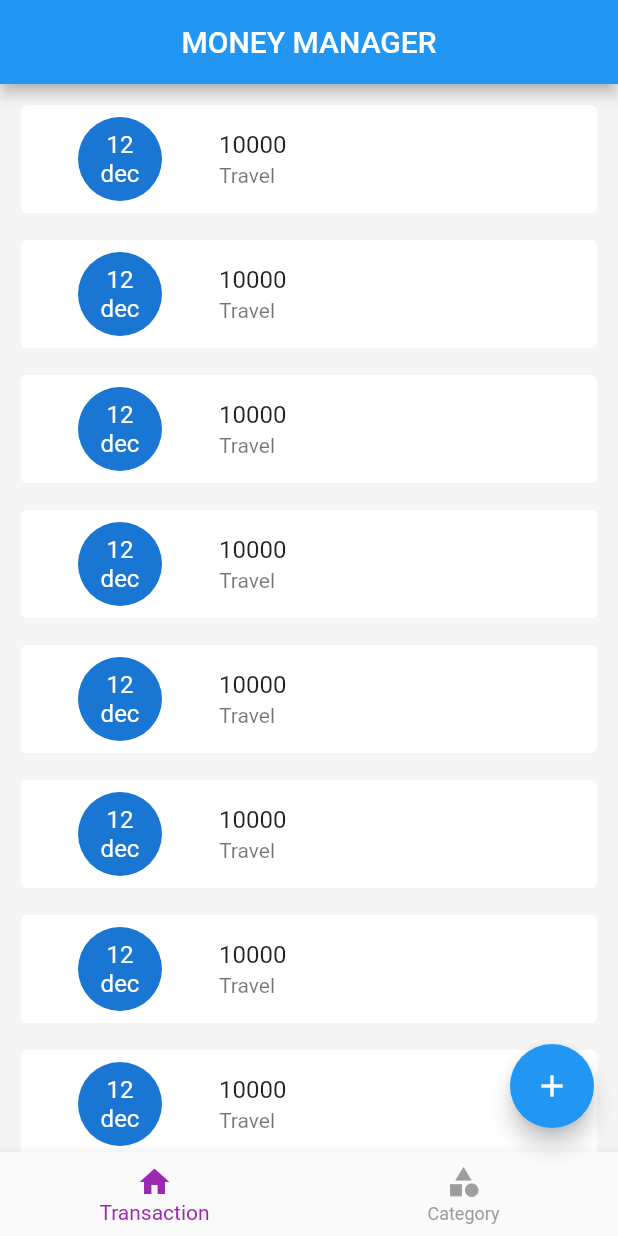
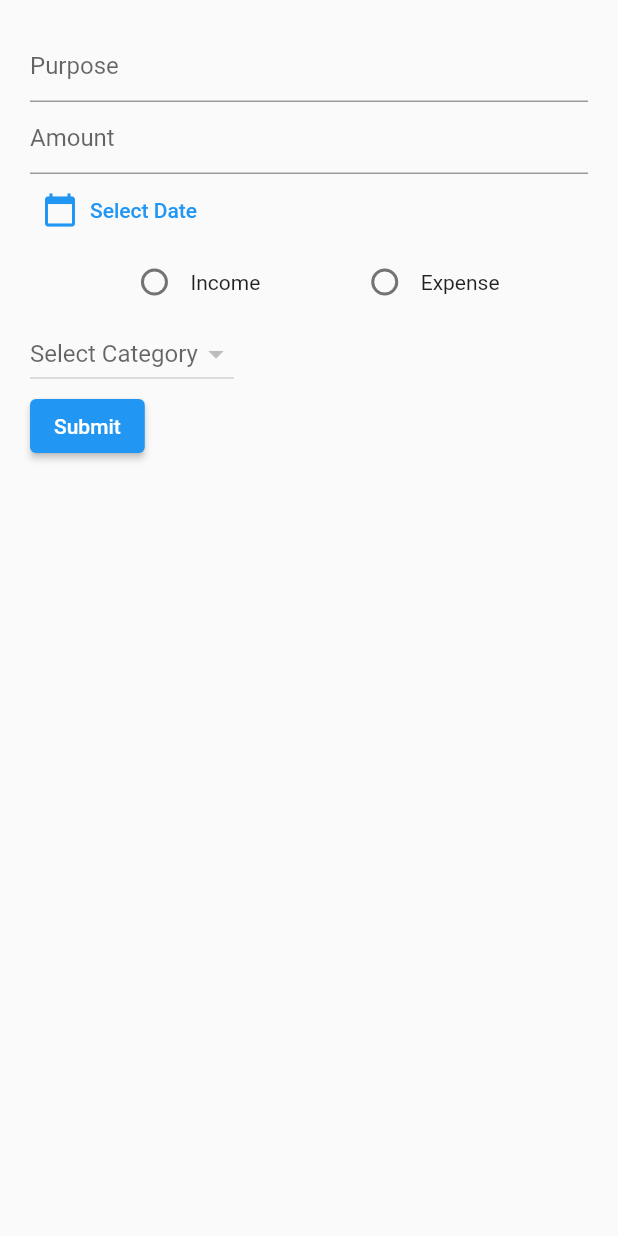
Before and after one commit to abhirajkiran/Money_ManagementApp_Flutter, a Flutter app: the screen it shows after launch, after a tap on the "add" icon, on a phone screen of 412 x 824 dp. Run offline on Flutter 3.47's test engine with Material 2 defaults, Android fonts, the phone set to English and light mode, and no system bars; our stand-ins replace hive, hive_flutter; accounts and stored records are empty.

Commit message:
UI almost finished

```diff
--- a/lib/main.dart
+++ b/lib/main.dart
@@ -1,6 +1,7 @@
 import 'package:flutter/material.dart';
 import 'package:hive_flutter/adapters.dart';
 import 'package:money_app/models/category/category_model.dart';
+import 'package:money_app/screens/add_transaction/screen_add_transaction.dart';
 import 'package:money_app/screens/home/screen_home.dart';
 
 Future<void> main() async {
@@ -33,6 +34,12 @@ class MyApp extends StatelessWidget {
         theme: ThemeData(
           primarySwatch: Colors.blue,
         ),
-        home: ScreenHome());
+        home: ScreenHome(),
+        routes: {
+          ScreenaddTransaction.routeName:(ctx)=>const ScreenaddTransaction(),
+        },
+
+        );
+
   }
 }
--- /dev/null
+++ b/lib/screens/add_transaction/screen_add_transaction.dart
@@ -0,0 +1,150 @@
+import 'package:flutter/material.dart';
+import 'package:money_app/db/category/category_db.dart';
+import 'package:money_app/main.dart';
+import 'package:money_app/models/category/category_model.dart';
+
+class ScreenaddTransaction extends StatefulWidget {
+  static const routeName ='add-transaction';
+  const ScreenaddTransaction({ Key? key }) : super(key: key);
+
+  @override
+  State<ScreenaddTransaction> createState() => _ScreenaddTransactionState();
+}
+
+class _ScreenaddTransactionState extends State<ScreenaddTransaction> {
+
+ DateTime? _selectedDate;
+ CategoryType? _selectedCategoryType;
+ CategoryModel? _selectedCategoryModel;
+
+
+ String ? _categoryID;
+
+
+
+
+
+
+  @override
+  Widget build(BuildContext context) {
+    return SafeArea(
+      child: Scaffold(
+        body: Padding(
+          padding: const EdgeInsets.all(20.0),
+          child: Column(
+            crossAxisAlignment: CrossAxisAlignment.start,
+            children: [
+              TextFormField(
+                 keyboardType: TextInputType.text,
+                decoration:InputDecoration(
+                  hintText: 'Purpose'
+                )
+              ),
+              TextFormField(
+                keyboardType: TextInputType.number,
+                decoration:InputDecoration(
+                  hintText: 'Amount'
+                )
+              ),
+
+
+             //*******************************SELECT DATE//************************ */
+              TextButton.icon(
+                onPressed: ()async{
+                final _selectedDatetemp= await  showDatePicker(
+                    context: context,
+                     initialDate: DateTime.now(),
+                      firstDate: DateTime.now().subtract( const Duration(days:30)),
+                       lastDate: DateTime.now());
+
+
+                   if( _selectedDatetemp==null){
+                     return;
+                   }else{
+                     print( _selectedDatetemp.toString());
+                     setState(() {
+                       _selectedDate=_selectedDatetemp;
+                     });
+
+                   }
+
+
+
+                },
+                icon:Icon(Icons.calendar_today),
+                 label: Text(_selectedDate==null?'Select Date':_selectedDate.toString())),
+ //category
+              Row(
+                mainAxisAlignment:MainAxisAlignment.spaceEvenly,
+                children: [
+                  Row(
+                    children: [
+                      Radio(
+                        value:CategoryType.income,
+                         groupValue:_selectedCategoryType,
+                          onChanged: (newvalue){
+
+                           setState(() {
+                              _selectedCategoryType=CategoryType.income;
+                               _categoryID=null;
+                           });
+                          }),
+                          Text('Income')
+                    ],
+                  ),
+                   Row(
+                    children: [
+                      Radio(
+                        value: CategoryType.expense,
+                         groupValue:_selectedCategoryType,
+                          onChanged: (newvalue){
+                            setState(() {
+                               _selectedCategoryType=CategoryType.expense;
+                              _categoryID=null;
+
+
+                            });
+                          }),
+                          Text('Expense')
+                    ],
+                  ),
+                ],
+              ),
+
+              //category type
+            DropdownButton<String>(
+              hint: const Text('Select Category'),
+              value: _categoryID,
+              items:(_selectedCategoryType == CategoryType.income
+              ?CategoryDB().incomeCategoryListListener
+              :CategoryDB().expenseCategoryListListener).
+              value.map((e) {
+                 return DropdownMenuItem(
+                   value: e.id,
+                   child: Text(e.name),
+
+                   );
+              }).toList(),
+              onChanged: (selectedValue){
+
+                setState(() {
+                  _categoryID=selectedValue;
+                });
+                print(selectedValue);
+
+              },
+              ),
+              ElevatedButton(
+                onPressed: (){},
+                child: Text('Submit'),
+                )
+
+
+            ],
+          ),
+        ),
+
+      ),
+    );
+  }
+}
--- a/lib/screens/home/screen_home.dart
+++ b/lib/screens/home/screen_home.dart
@@ -1,6 +1,7 @@
 import 'package:flutter/material.dart';
 import 'package:money_app/db/category/category_db.dart';
 import 'package:money_app/models/category/category_model.dart';
+import 'package:money_app/screens/add_transaction/screen_add_transaction.dart';
 import 'package:money_app/screens/category/category_add_popup.dart';
 import 'package:money_app/screens/category/screen_category.dart';
 import 'package:money_app/screens/home/widgets/bottom_navigation.dart';
@@ -38,6 +39,7 @@ class ScreenHome extends StatelessWidget {
         floatingActionButton: FloatingActionButton(
           onPressed: (){
             if(selectedIndexNotifier.value==0){
+              Navigator.of(context).pushNamed(ScreenaddTransaction.routeName);
                print('ADD TRANSACTION');
             }else{
                print('ADD CATEGORY');
```
Also changed, not shown: lib/models/transaction/transaction_model.dart (added).
